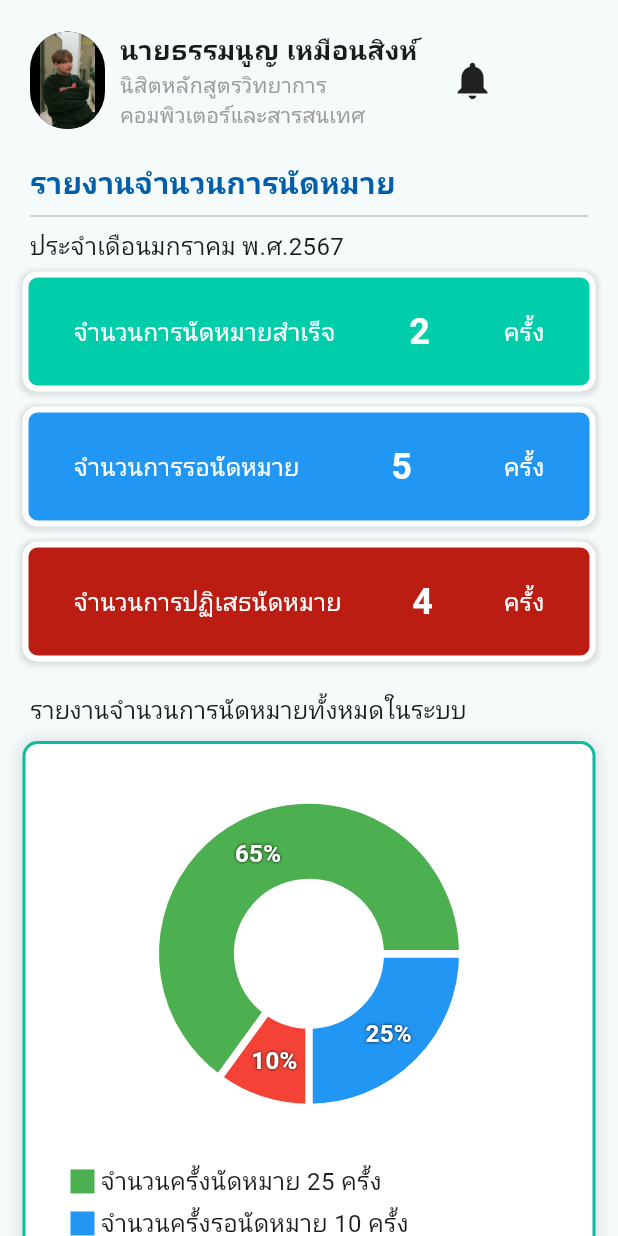
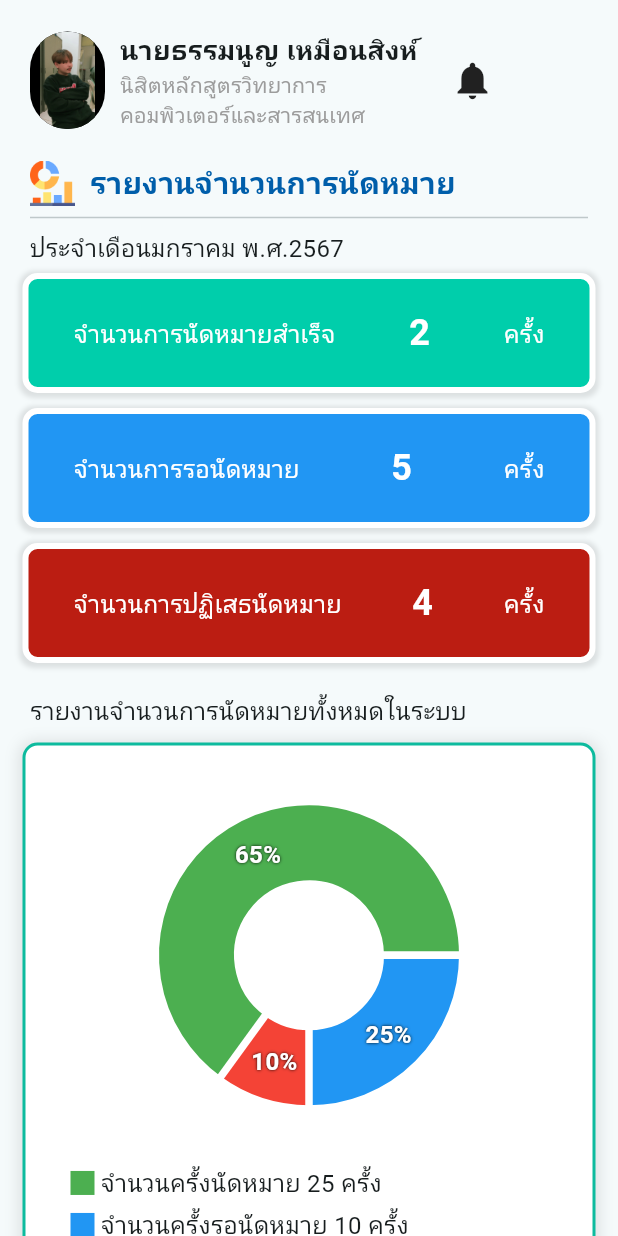
Before and after one commit to Maneechanthra/apppointment-main, a Flutter app: the Homepage screen opened directly, on a phone screen of 412 x 824 dp. Run offline on Flutter 3.47's test engine with Material 3 defaults, Android fonts, the phone set to English and light mode, and no system bars; drawn by our look-alikes of fl_chart; our stand-ins replace awesome_notifications, google_fonts, syncfusion_flutter_charts, table_calendar; missing offline and left inert: cr_calendar; Roboto replaces fonts that are missing (Prompt).

Commit message:
updated icon home

```diff
--- a/lib/page/home.dart
+++ b/lib/page/home.dart
@@ -108,11 +108,18 @@ class _HomepageState extends State<Homepage> {
                   const SizedBox(
                     height: 10,
                   ),
-                  const Padding(
+                  Padding(
                     padding: EdgeInsets.only(left: 20, top: 10),
-                    child: Align(
-                      alignment: Alignment.centerLeft,
-                      child: Text(
+                    child: Row(
+                      children: [
+                        SizedBox(
+                          width: 30,
+                          child: Image.asset("assets/images/analysis.png"),
+                        ),
+                        SizedBox(
+                          width: 10,
+                        ),
+                        Text(
                           "รายงานจำนวนการนัดหมาย",
                           style: TextStyle(
                             fontSize: 20,
@@ -120,6 +127,7 @@ class _HomepageState extends State<Homepage> {
                             color: Color.fromARGB(255, 0, 94, 170),
                           ),
                         ),
+                      ],
                     ),
                   ),
                   Padding(
--- a/lib/page/profile.dart
+++ b/lib/page/profile.dart
@@ -265,7 +265,7 @@ class _ProfileState extends State<Profile> {
                 ),
               ),
               const Padding(
-                padding: EdgeInsets.only(right: 10, left: 10),
+                padding: EdgeInsets.symmetric(horizontal: 10, vertical: 10),
                 child: Divider(
                   color: const Color.fromARGB(255, 13, 187, 158),
                 ),
```
Also changed, not shown: assets/images/analysis.png (added), assets/images/pie-chart.png (added). Lines whose indentation alone changed are shown as unchanged.
